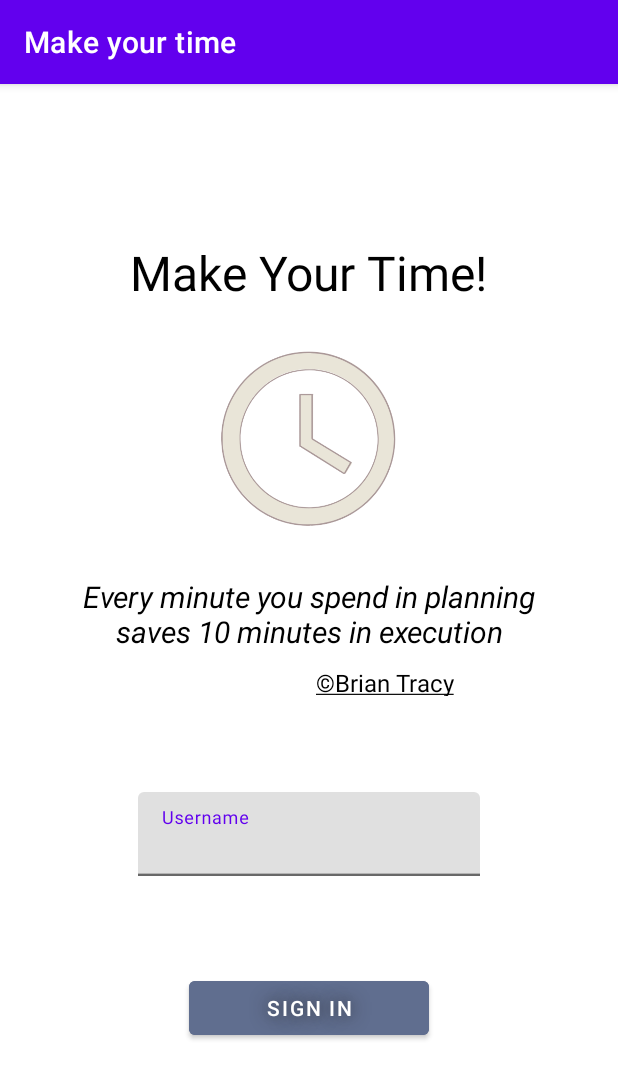
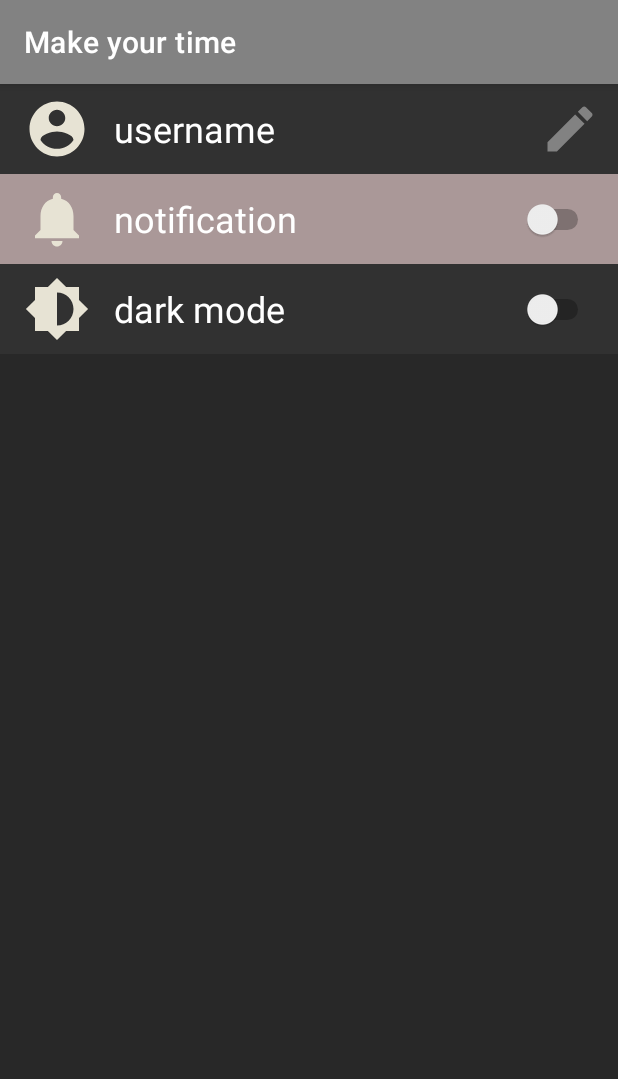
Before and after one commit to KirillKolyshkin/android_summer_practice, an Android app: the screen it shows after launch (MainActivity), on a phone screen of 412 x 824 dp. Shown: the top 1079 px of the screen. Run offline under Robolectric (Android 15) with nearby library versions, the phone set to English and light mode, and no system bars.

Commit message:
settings pages done

```diff
--- a/app/src/main/java/com/example/myapplication/MainActivity.kt
+++ b/app/src/main/java/com/example/myapplication/MainActivity.kt
@@ -6,6 +6,6 @@ import android.os.Bundle
 class MainActivity : AppCompatActivity() {
     override fun onCreate(savedInstanceState: Bundle?) {
         super.onCreate(savedInstanceState)
-        setContentView(R.layout.fragment_login_light)
+        setContentView(R.layout.fragment_settings_dark)
     }
 }
--- a/app/src/main/res/drawable/ic_mode.xml
+++ b/app/src/main/res/drawable/ic_arrow_back_lt.xml
@@ -3,8 +3,8 @@
     android:height="24dp"
     android:viewportWidth="24"
     android:viewportHeight="24"
-    android:tint="?attr/colorControlNormal">
+    android:tint="@color/blue_grey">
   <path
       android:fillColor="@android:color/white"
-      android:pathData="M20,15.31L23.31,12 20,8.69V4h-4.69L12,0.69 8.69,4H4v4.69L0.69,12 4,15.31V20h4.69L12,23.31 15.31,20H20v-4.69zM12,18V6c3.31,0 6,2.69 6,6s-2.69,6 -6,6z"/>
+      android:pathData="M20,11H7.83l5.59,-5.59L12,4l-8,8 8,8 1.41,-1.41L7.83,13H20v-2z"/>
 </vector>
--- /dev/null
+++ b/app/src/main/res/drawable/ic_mode_dt.xml
@@ -0,0 +1,10 @@
+<vector xmlns:android="http://schemas.android.com/apk/res/android"
+    android:width="24dp"
+    android:height="24dp"
+    android:viewportWidth="24"
+    android:viewportHeight="24"
+    android:tint="@color/beige">
+  <path
+      android:fillColor="@android:color/white"
+      android:pathData="M20,15.31L23.31,12 20,8.69V4h-4.69L12,0.69 8.69,4H4v4.69L0.69,12 4,15.31V20h4.69L12,23.31 15.31,20H20v-4.69zM12,18V6c3.31,0 6,2.69 6,6s-2.69,6 -6,6z"/>
+</vector>
--- /dev/null
+++ b/app/src/main/res/drawable/ic_notification_dt.xml
@@ -0,0 +1,10 @@
+<vector xmlns:android="http://schemas.android.com/apk/res/android"
+    android:width="24dp"
+    android:height="24dp"
+    android:viewportWidth="24"
+    android:viewportHeight="24"
+    android:tint="@color/beige">
+  <path
+      android:fillColor="@android:color/white"
+      android:pathData="M12,22c1.1,0 2,-0.9 2,-2h-4c0,1.1 0.89,2 2,2zM18,16v-5c0,-3.07 -1.64,-5.64 -4.5,-6.32L13.5,4c0,-0.83 -0.67,-1.5 -1.5,-1.5s-1.5,0.67 -1.5,1.5v0.68C7.63,5.36 6,7.92 6,11v5l-2,2v1h16v-1l-2,-2z"/>
+</vector>
--- a/app/src/main/res/drawable/ic_notification.xml
+++ b/app/src/main/res/drawable/ic_notification_lt.xml
@@ -3,7 +3,7 @@
     android:height="24dp"
     android:viewportWidth="24"
     android:viewportHeight="24"
-    android:tint="?attr/colorControlNormal">
+    android:tint="@color/blue_grey">
   <path
       android:fillColor="@android:color/white"
       android:pathData="M12,22c1.1,0 2,-0.9 2,-2h-4c0,1.1 0.89,2 2,2zM18,16v-5c0,-3.07 -1.64,-5.64 -4.5,-6.32L13.5,4c0,-0.83 -0.67,-1.5 -1.5,-1.5s-1.5,0.67 -1.5,1.5v0.68C7.63,5.36 6,7.92 6,11v5l-2,2v1h16v-1l-2,-2z"/>
--- a/app/src/main/res/drawable/ic_person.xml
+++ b/app/src/main/res/drawable/ic_person_dt.xml
@@ -3,7 +3,7 @@
     android:height="24dp"
     android:viewportWidth="24"
     android:viewportHeight="24"
-    android:tint="?attr/colorControlNormal">
+    android:tint="@color/beige">
   <path
       android:fillColor="@android:color/white"
       android:pathData="M12,2C6.48,2 2,6.48 2,12s4.48,10 10,10 10,-4.48 10,-10S17.52,2 12,2zM12,5c1.66,0 3,1.34 3,3s-1.34,3 -3,3 -3,-1.34 -3,-3 1.34,-3 3,-3zM12,19.2c-2.5,0 -4.71,-1.28 -6,-3.22 0.03,-1.99 4,-3.08 6,-3.08 1.99,0 5.97,1.09 6,3.08 -1.29,1.94 -3.5,3.22 -6,3.22z"/>
--- a/app/src/main/res/drawable/settings_background2.xml
+++ b/app/src/main/res/drawable/settings_background2.xml
@@ -1,7 +1,7 @@
 <?xml version="1.0" encoding="utf-8"?>
 <shape xmlns:android="http://schemas.android.com/apk/res/android"
     android:shape = "rectangle" >
-    <solid android:color = "#AA9898"> </solid>
+    <solid android:color = "@color/grey"> </solid>
     <padding
         android:left="20dp"
         android:top="20dp"
--- a/app/src/main/res/layout/fragment_settings_dark.xml
+++ b/app/src/main/res/layout/fragment_settings_dark.xml
@@ -6,7 +6,6 @@
     android:layout_width="match_parent"
     android:layout_height="match_parent"
     android:background="@color/black_dt"
-    android:paddingTop="16dp"
     android:paddingBottom="16dp">
 
     <ImageView
@@ -46,7 +45,7 @@
         android:layout_width="60dp"
         android:layout_height="60dp"
         android:paddingStart="16dp"
-        android:src="@drawable/ic_notification"
+        android:src="@drawable/ic_notification_dt"
         app:layout_constraintEnd_toEndOf="@+id/iv_person"
         app:layout_constraintHorizontal_bias="1.0"
         app:layout_constraintStart_toStartOf="parent"
@@ -57,7 +56,7 @@
         android:layout_width="60dp"
         android:layout_height="60dp"
         android:paddingStart="16dp"
-        android:src="@drawable/ic_mode"
+        android:src="@drawable/ic_mode_dt"
         app:layout_constraintHorizontal_bias="1.0"
         app:layout_constraintStart_toStartOf="parent"
         app:layout_constraintTop_toBottomOf="@+id/iv_bell" />
@@ -68,7 +67,7 @@
         android:layout_width="60dp"
         android:layout_height="60dp"
         android:paddingStart="16dp"
-        android:src="@drawable/ic_person"
+        android:src="@drawable/ic_person_dt"
         app:layout_constraintHorizontal_bias="1.0"
         app:layout_constraintStart_toStartOf="parent"
         app:layout_constraintTop_toTopOf="@+id/iv_back_1" />
@@ -77,7 +76,6 @@
         android:id="@+id/tv_username"
         android:layout_width="288dp"
         android:layout_height="60dp"
-        android:layout_marginTop="68dp"
         android:gravity="center_vertical"
         android:paddingStart="16dp"
         android:paddingEnd="16dp"
@@ -94,7 +92,7 @@
         android:layout_height="60dp"
         android:paddingEnd="16dp"
         android:paddingStart="16dp"
-        android:text="darkmode"
+        android:text="@string/dark_mode"
         android:textColor="@color/white"
         android:textSize="24sp"
         android:theme="@style/Switch"
--- a/app/src/main/res/values-night/themes.xml
+++ b/app/src/main/res/values-night/themes.xml
@@ -2,8 +2,8 @@
     <!-- Base application theme. -->
     <style name="Theme.MyApplication" parent="Theme.MaterialComponents.DayNight.DarkActionBar">
         <!-- Primary brand color. -->
-        <item name="colorPrimary">@color/purple_200</item>
-        <item name="colorPrimaryVariant">@color/purple_700</item>
+        <item name="colorPrimary">@color/dark_grey</item>
+        <item name="colorPrimaryVariant">@color/beige</item>
         <item name="colorOnPrimary">@color/black</item>
         <!-- Secondary brand color. -->
         <item name="colorSecondary">@color/teal_200</item>
@@ -13,4 +13,11 @@
         <item name="android:statusBarColor" tools:targetApi="l">?attr/colorPrimaryVariant</item>
         <!-- Customize your theme here. -->
     </style>
+    <style name="Switch" parent="Theme.AppCompat.Light">
+        <!-- active thumb & track color -->
+        <item name="colorControlActivated">@color/red</item>
+
+        <!-- inactive thumb color -->
+        <item name="colorSwitchThumbNormal">@color/beige</item>
+    </style>
 </resources>
--- a/app/src/main/res/values/strings.xml
+++ b/app/src/main/res/values/strings.xml
@@ -8,6 +8,7 @@
     <string name="date">JULY 01, 2021</string> //заменить на актуальную дату
     <string name="percents">80%</string>
     <string name="username">Username</string>
+    <string name="dark_mode">dark mode</string>
     //заменить на актуальный процент выполнения
 
 </resources>
--- a/app/src/main/res/values/themes.xml
+++ b/app/src/main/res/values/themes.xml
@@ -2,8 +2,8 @@
     <!-- Base application theme. -->
     <style name="Theme.MyApplication" parent="Theme.MaterialComponents.DayNight.DarkActionBar">
         <!-- Primary brand color. -->
-        <item name="colorPrimary">@color/purple_500</item>
-        <item name="colorPrimaryVariant">@color/purple_700</item>
+        <item name="colorPrimary">@color/dark_grey</item>
+        <item name="colorPrimaryVariant">@color/beige</item>
         <item name="colorOnPrimary">@color/white</item>
         <!-- Secondary brand color. -->
         <item name="colorSecondary">@color/teal_200</item>
```
Also changed, not shown: app/src/main/res/drawable/ic_arrow_back_dt.xml (added, +10 -0 lines), app/src/main/res/drawable/ic_mode_lt.xml (added, +10 -0 lines), app/src/main/res/drawable/ic_person_lt.xml (added, +10 -0 lines), app/src/main/res/layout/fragment_settings_light.xml (+5 -7 lines).
